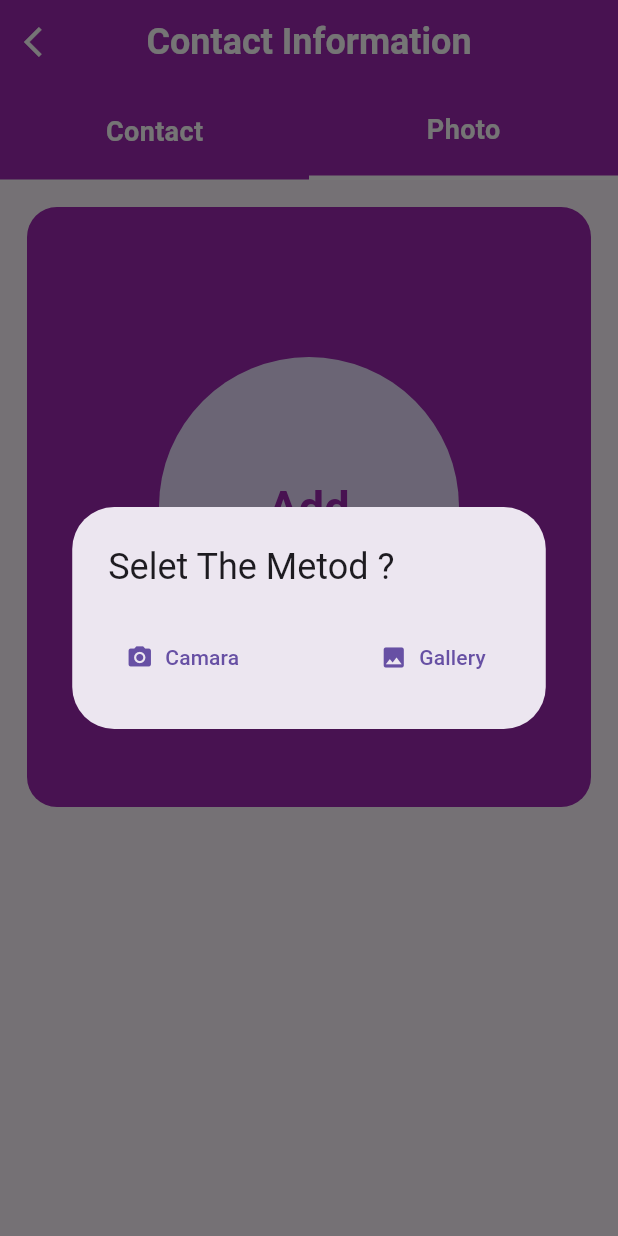
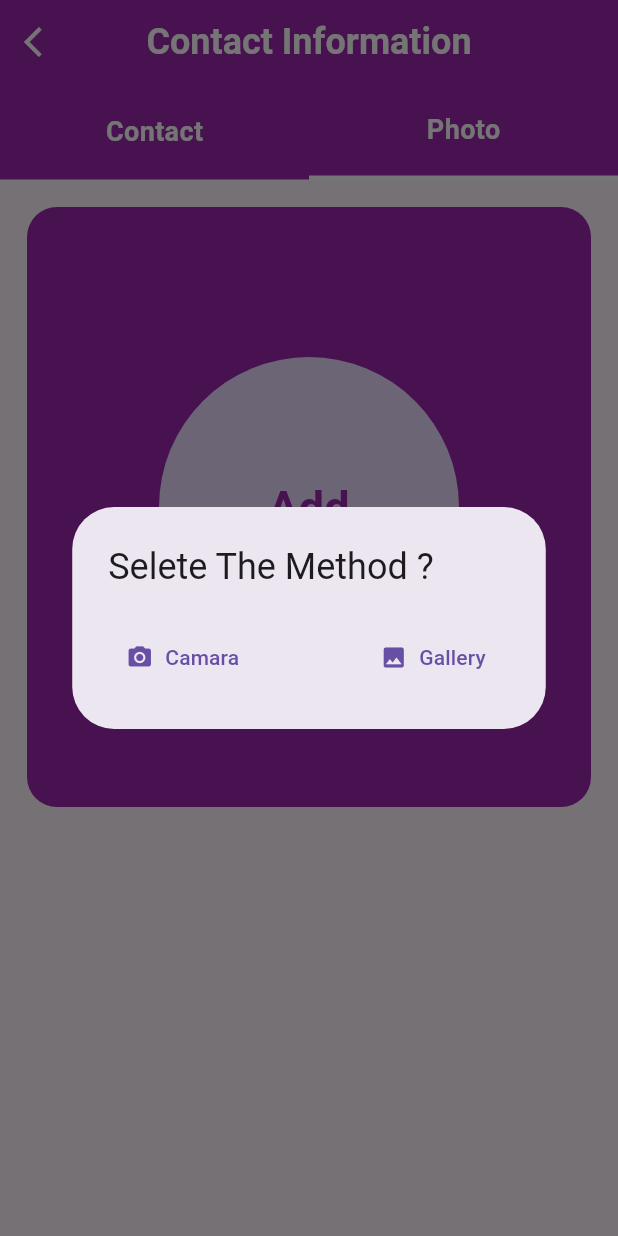
Before and after one commit to Harikrushna777/resume_builder_app, a Flutter app: the contact_info screen opened by its route, after a tap on "Photo", after a tap on the "camera" icon, on a phone screen of 412 x 824 dp. Run offline on Flutter 3.47's test engine with Material 2 defaults, Android fonts, the phone set to English and light mode, and no system bars; our stand-ins replace image_picker; accounts and stored records are empty.

Commit message:
Harikrushna Kakadiya | 24/04/2023 # updation

```diff
--- a/lib/views/screens/contact_info.dart
+++ b/lib/views/screens/contact_info.dart
@@ -21,8 +21,7 @@ class _contact_infoState extends State<contact_info> {
 
   GlobalKey<FormState> formKey = GlobalKey<FormState>();
 
-  TextEditingController nameController =
-      TextEditingController(text: Global.name);
+  TextEditingController nameController = TextEditingController(text: Global.name);
 
   AutovalidateMode mode = AutovalidateMode.disabled;
 
@@ -148,8 +147,9 @@ class _contact_infoState extends State<contact_info> {
                                 Expanded(
                                   flex: 8,
                                   child: TextFormField(
+
                                     initialValue: Global.name,
-                                    cursorColor:Colors.white,
+                                    cursorColor: Colors.white,
                                     style: TextStyle(
                                       color: Colors.white,
                                     ),
@@ -164,22 +164,26 @@ class _contact_infoState extends State<contact_info> {
                                       Global.name = val;
                                     },
                                     textInputAction: TextInputAction.next,
-
                                     decoration: InputDecoration(
                                       hintText: "Enter The Name",
                                       hintStyle: const TextStyle(
                                         color: Colors.white,
                                       ),
                                       labelText: "Name",
-                                      labelStyle:
-                                          const TextStyle(color: Colors.white),
-                                      border: UnderlineInputBorder(
-                                        borderRadius: BorderRadius.circular(10),
+                                      labelStyle: const TextStyle(
+                                        color: Colors.white,
+                                        fontWeight: FontWeight.bold,
                                       ),
-                                    ),
+                                      enabledBorder: OutlineInputBorder(
+                                        borderRadius: BorderRadius.circular(20),
+                                        borderSide: BorderSide(
+                                          color: Colors.white,
+                                        ),
+                                      ),
+                                      ),
                                   ),
                                 ),
-                                const SizedBox(width: 10),
+                                const SizedBox(width: 20),
                               ],
                             ),
                             const SizedBox(height: 20),
@@ -216,14 +220,13 @@ class _contact_infoState extends State<contact_info> {
                             showDialog(
                               context: context,
                               builder: (context) => AlertDialog(
-                                title: const Text("Selet The Metod ?"),
+                                title: const Text("Selete The Method ?"),
                                 actions: [
                                   TextButton.icon(
                                     onPressed: () async {
                                       Navigator.of(context).pop();
 
-                                      XFile? img = await picker.pickImage(
-                                          source: ImageSource.camera);
+                                      XFile? img = await picker.pickImage(source: ImageSource.camera);
 
                                       if (img != null) {
                                         setState(() {
@@ -237,8 +240,7 @@ class _contact_infoState extends State<contact_info> {
                                   const SizedBox(width: 50),
                                   TextButton.icon(
                                     onPressed: () async {
-                                      XFile? img = await picker.pickImage(
-                                          source: ImageSource.gallery);
+                                      XFile? img = await picker.pickImage(source: ImageSource.gallery);
 
                                       if (img != null) {
                                         setState(() {
```
